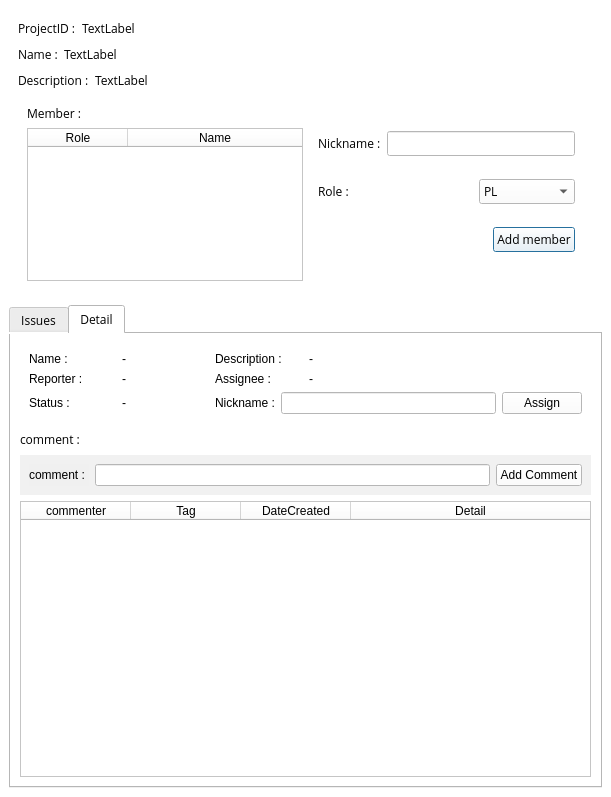
Old version of the form proj_detail.ui in the repository PROMLEE/Issue-Station.
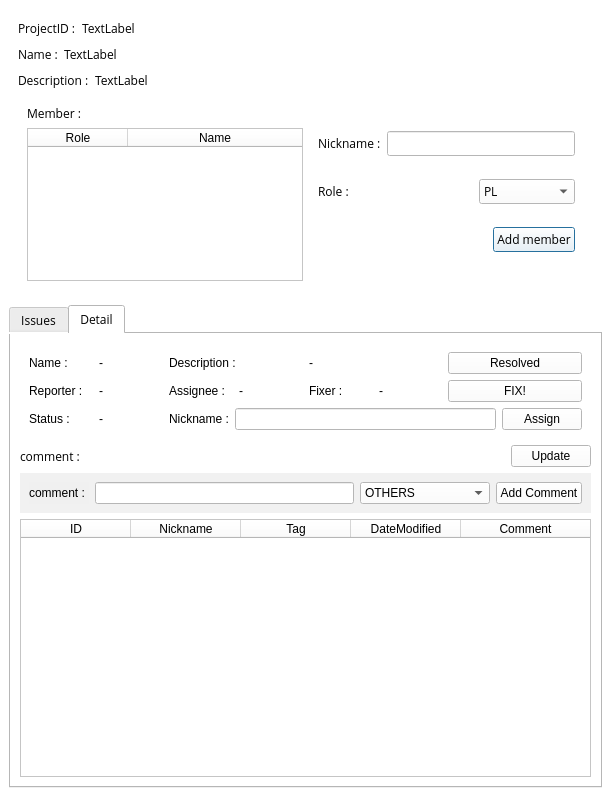
New version of the form.

Commit message: 이슈 상태(fixed reoloved closed), 코멘트 추가 완료

```diff
--- a/proj_detail.ui
+++ b/proj_detail.ui
@@ -585,7 +585,46 @@
                  <widget class="QLineEdit" name="lineEdit_2"/>
                 </item>
                 <item>
-                 <widget class="QPushButton" name="pushButton_2">
+                 <widget class="QComboBox" name="tag">
+                  <item>
+                   <property name="text">
+                    <string>OTHERS</string>
+                   </property>
+                  </item>
+                  <item>
+                   <property name="text">
+                    <string>ISSUE_CREATED</string>
+                   </property>
+                  </item>
+                  <item>
+                   <property name="text">
+                    <string>SET_ASSIGNEE</string>
+                   </property>
+                  </item>
+                  <item>
+                   <property name="text">
+                    <string>SET_FIXED</string>
+                   </property>
+                  </item>
+                  <item>
+                   <property name="text">
+                    <string>SET_RESOLVED</string>
+                   </property>
+                  </item>
+                  <item>
+                   <property name="text">
+                    <string>SET_CLOSED</string>
+                   </property>
+                  </item>
+                  <item>
+                   <property name="text">
+                    <string>SET_REOPENED</string>
+                   </property>
+                  </item>
+                 </widget>
+                </item>
+                <item>
+                 <widget class="QPushButton" name="add_comment_btn">
                   <property name="text">
                    <string>Add Comment</string>
                   </property>
@@ -604,7 +643,12 @@
                </attribute>
                <column>
                 <property name="text">
-                 <string>commenter</string>
+                 <string>ID</string>
+                </property>
+               </column>
+               <column>
+                <property name="text">
+                 <string>Nickname</string>
                 </property>
                </column>
                <column>
@@ -614,12 +658,12 @@
                </column>
                <column>
                 <property name="text">
-                 <string>DateCreated</string>
+                 <string>DateModified</string>
                 </property>
                </column>
                <column>
                 <property name="text">
-                 <string>Detail</string>
+                 <string>Comment</string>
                 </property>
                </column>
               </widget>
@@ -651,6 +695,13 @@
                  </property>
                 </spacer>
                </item>
+               <item>
+                <widget class="QPushButton" name="update_btn">
+                 <property name="text">
+                  <string>Update</string>
+                 </property>
+                </widget>
+               </item>
               </layout>
              </item>
              <item row="0" column="0">
@@ -671,45 +722,6 @@
 }</string>
                </property>
                <layout class="QGridLayout" name="gridLayout_6">
-                <item row="1" column="1">
-                 <layout class="QHBoxLayout" name="horizontalLayout_11">
-                  <item>
-                   <widget class="QLabel" name="label_13">
-                    <property name="text">
-                     <string>Assignee :</string>
-                    </property>
-                   </widget>
-                  </item>
-                  <item>
-                   <widget class="QLabel" name="label_18">
-                    <property name="text">
-                     <string>-</string>
-                    </property>
-                   </widget>
-                  </item>
-                 </layout>
-                </item>
-                <item row="2" column="1" colspan="2">
-                 <layout class="QHBoxLayout" name="horizontalLayout_8">
-                  <item>
-                   <widget class="QLabel" name="label_9">
-                    <property name="text">
-                     <string>Nickname :</string>
-                    </property>
-                   </widget>
-                  </item>
-                  <item>
-                   <widget class="QLineEdit" name="assign_name"/>
-                  </item>
-                  <item>
-                   <widget class="QPushButton" name="assign_btn">
-                    <property name="text">
-                     <string>Assign</string>
-                    </property>
-                   </widget>
-                  </item>
-                 </layout>
-                </item>
                 <item row="0" column="0">
                  <layout class="QHBoxLayout" name="horizontalLayout_13">
                   <item>
@@ -728,6 +740,31 @@
                   </item>
                  </layout>
                 </item>
+                <item row="0" column="1" colspan="2">
+                 <layout class="QHBoxLayout" name="horizontalLayout_16">
+                  <item>
+                   <widget class="QLabel" name="label_21">
+                    <property name="text">
+                     <string>Description :</string>
+                    </property>
+                   </widget>
+                  </item>
+                  <item>
+                   <widget class="QLabel" name="issue_des">
+                    <property name="text">
+                     <string>-</string>
+                    </property>
+                   </widget>
+                  </item>
+                 </layout>
+                </item>
+                <item row="0" column="3">
+                 <widget class="QPushButton" name="resoloved_btn">
+                  <property name="text">
+                   <string>Resolved</string>
+                  </property>
+                 </widget>
+                </item>
                 <item row="1" column="0">
                  <layout class="QHBoxLayout" name="horizontalLayout_14">
                   <item>
@@ -746,6 +783,49 @@
                   </item>
                  </layout>
                 </item>
+                <item row="1" column="1">
+                 <layout class="QHBoxLayout" name="horizontalLayout_11">
+                  <item>
+                   <widget class="QLabel" name="label_13">
+                    <property name="text">
+                     <string>Assignee :</string>
+                    </property>
+                   </widget>
+                  </item>
+                  <item>
+                   <widget class="QLabel" name="label_18">
+                    <property name="text">
+                     <string>-</string>
+                    </property>
+                   </widget>
+                  </item>
+                 </layout>
+                </item>
+                <item row="1" column="2">
+                 <layout class="QHBoxLayout" name="horizontalLayout_17">
+                  <item>
+                   <widget class="QLabel" name="label_12">
+                    <property name="text">
+                     <string>Fixer :</string>
+                    </property>
+                   </widget>
+                  </item>
+                  <item>
+                   <widget class="QLabel" name="fixer">
+                    <property name="text">
+                     <string>-</string>
+                    </property>
+                   </widget>
+                  </item>
+                 </layout>
+                </item>
+                <item row="1" column="3">
+                 <widget class="QPushButton" name="fix_btn">
+                  <property name="text">
+                   <string>FIX!</string>
+                  </property>
+                 </widget>
+                </item>
                 <item row="2" column="0">
                  <layout class="QHBoxLayout" name="horizontalLayout_15">
                   <item>
@@ -764,19 +844,22 @@
                   </item>
                  </layout>
                 </item>
-                <item row="0" column="1">
-                 <layout class="QHBoxLayout" name="horizontalLayout_16">
+                <item row="2" column="1" colspan="3">
+                 <layout class="QHBoxLayout" name="horizontalLayout_8">
                   <item>
-                   <widget class="QLabel" name="label_21">
+                   <widget class="QLabel" name="label_9">
                     <property name="text">
-                     <string>Description :</string>
+                     <string>Nickname :</string>
                     </property>
                    </widget>
                   </item>
                   <item>
-                   <widget class="QLabel" name="issue_des">
+                   <widget class="QLineEdit" name="assign_name"/>
+                  </item>
+                  <item>
+                   <widget class="QPushButton" name="assign_btn">
                     <property name="text">
-                     <string>-</string>
+                     <string>Assign</string>
                     </property>
                    </widget>
                   </item>
```
Left out of the diff: 40 changed lines with no effect on the pictures. The commit also changes 1 other file.
